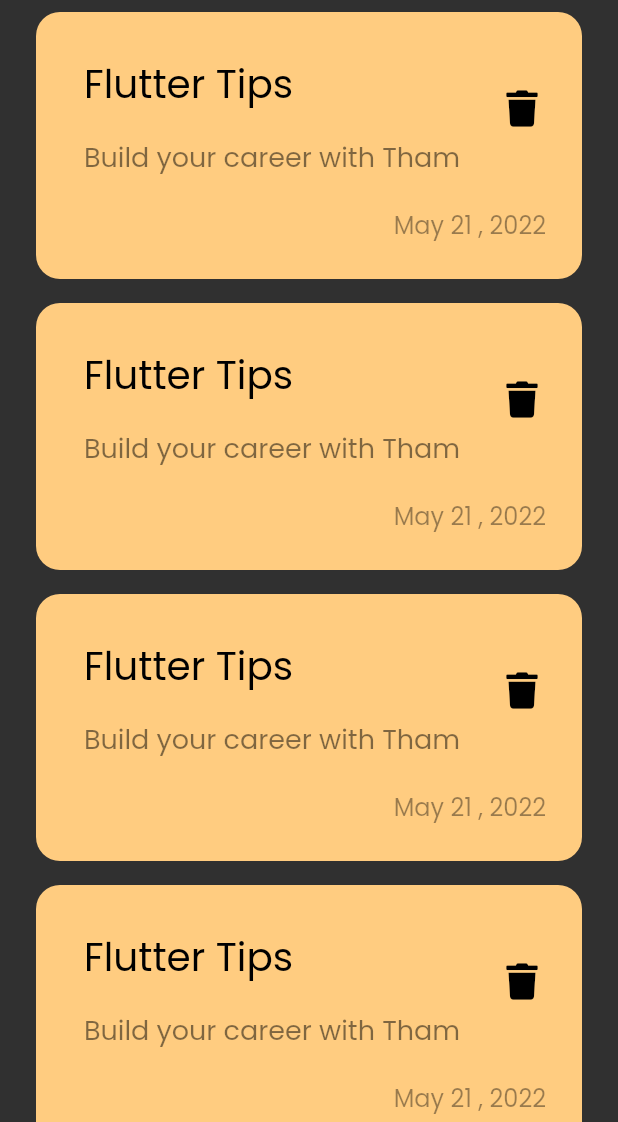
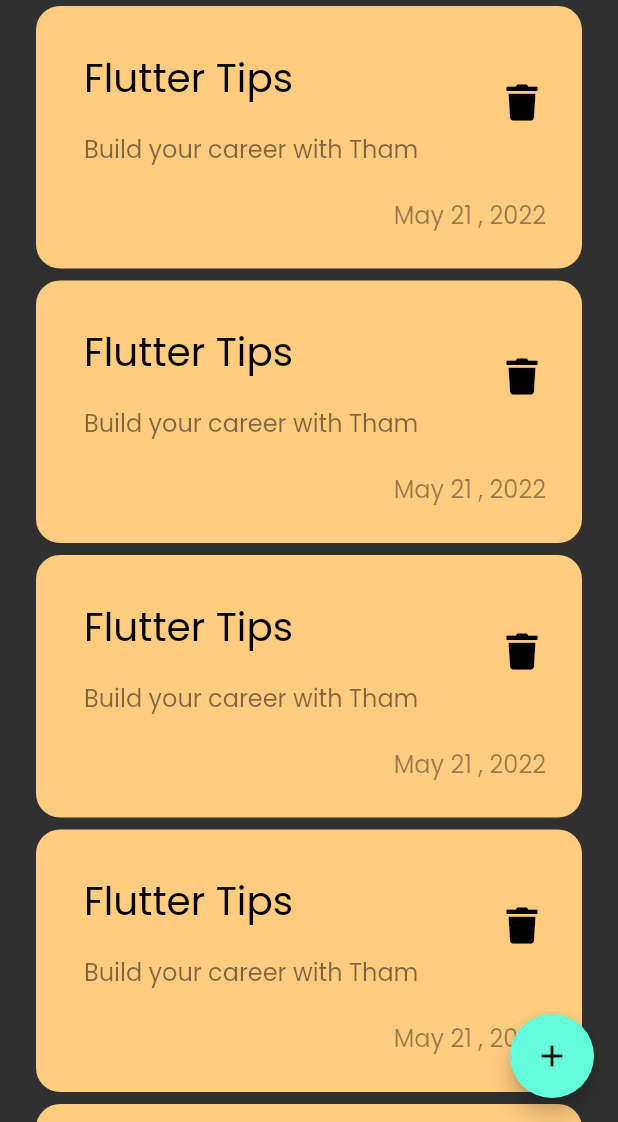
Before and after one commit to jalalsowat/project_note_app_flutter, a Flutter app: the screen it shows after launch, on a phone screen of 412 x 824 dp, the part 114-1236 px from its top. Run offline on Flutter 3.47's test engine with Material 2 defaults, Android fonts, the phone set to English and light mode, and no system bars; our stand-ins replace font_awesome_flutter.

Commit message:
add floatinf action button

```diff
--- a/lib/views/notes.view.dart
+++ b/lib/views/notes.view.dart
@@ -6,8 +6,12 @@ class NotesView extends StatelessWidget {
 
   @override
   Widget build(BuildContext context) {
-    return const Scaffold(
-      body: NotesViewBody(),
+    return Scaffold(
+      floatingActionButton: FloatingActionButton(
+        onPressed: () {},
+        child: const Icon(Icons.add),
+      ),
+      body: const NotesViewBody(),
     );
   }
 }
--- a/lib/views/widgets/custom_note_item.dart
+++ b/lib/views/widgets/custom_note_item.dart
@@ -24,7 +24,7 @@ class NoteItem extends StatelessWidget {
               child: Text(
                 "Build your career with Tham",
                 style: TextStyle(
-                    color: Colors.black.withOpacity(0.5), fontSize: 18),
+                    color: Colors.black.withOpacity(0.5), fontSize: 16),
               ),
             ),
             trailing: IconButton(
--- a/lib/views/widgets/notes_list_view.dart
+++ b/lib/views/widgets/notes_list_view.dart
@@ -9,7 +9,7 @@ class NotesListView extends StatelessWidget {
   Widget build(BuildContext context) {
     return ListView.builder(itemBuilder: (context, index) {
       return const Padding(
-        padding: EdgeInsets.symmetric(vertical: 8),
+        padding: EdgeInsets.symmetric(vertical: 4),
         child: NoteItem(),
       );
     });
```
